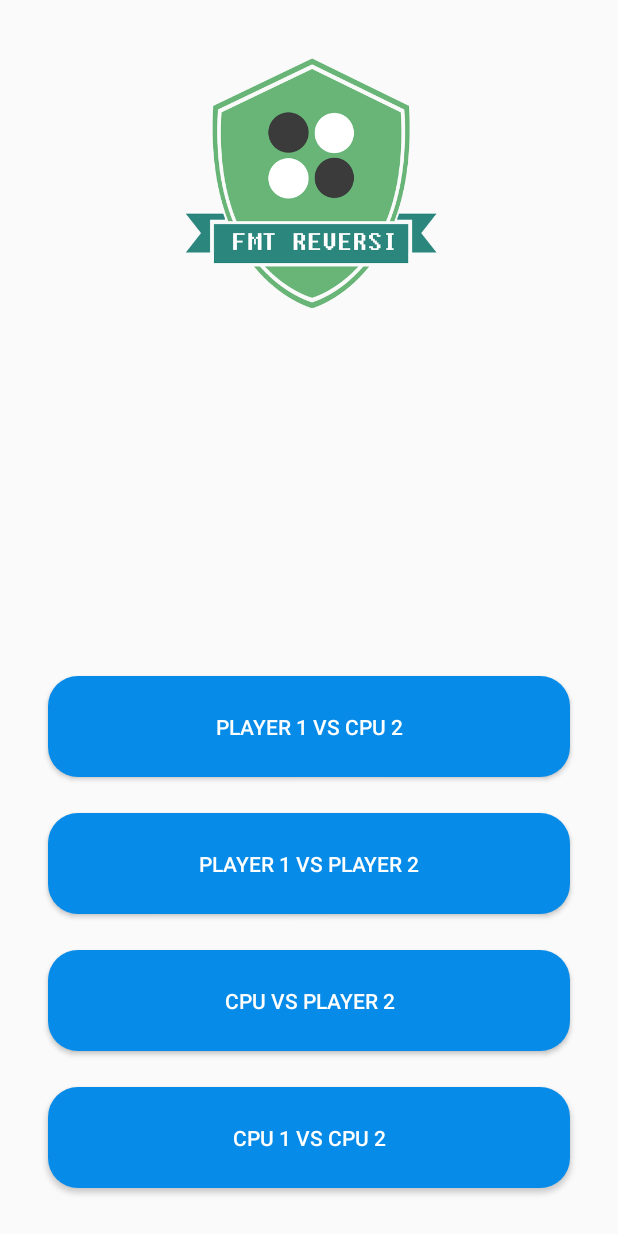
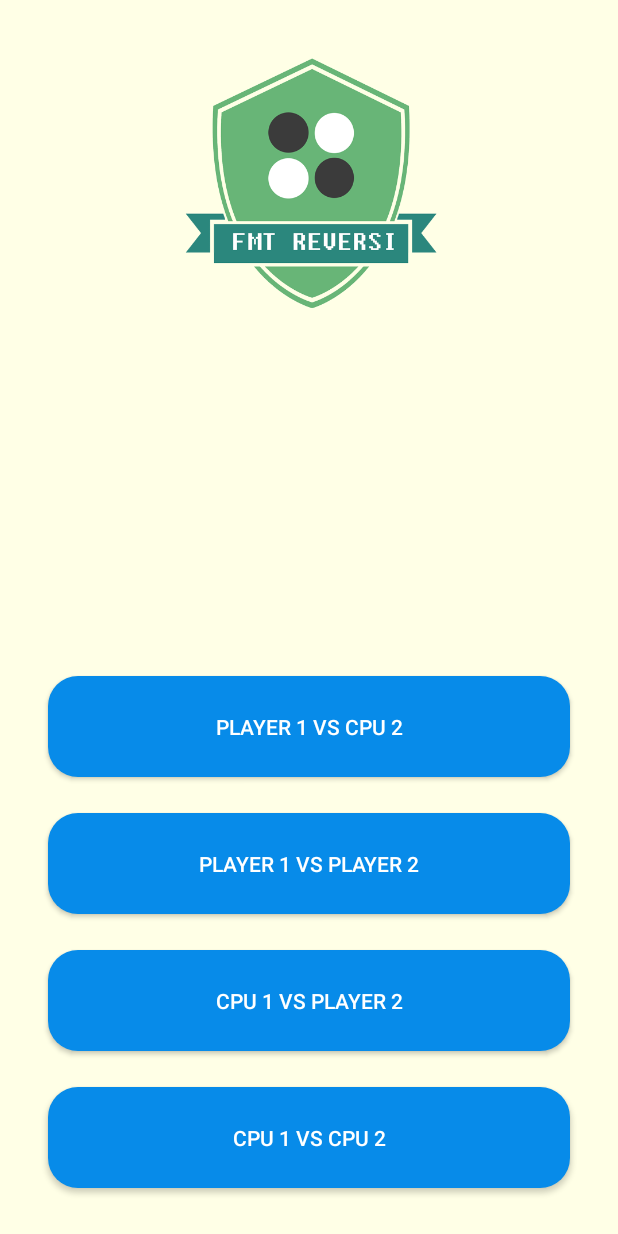
Before and after one commit to xcesco/reversi-android, an Android app: the screen it shows after launch (MainActivity), on a phone screen of 412 x 824 dp. Run offline under Robolectric (Android 15) with nearby library versions, the phone set to English and light mode, and no system bars; our stand-ins replace ButterKnife.

Commit message:
version 1.1.0

```diff
--- a/app/build.gradle
+++ b/app/build.gradle
@@ -8,8 +8,8 @@ android {
         applicationId "it.fmt.games.reversi.android"
         minSdkVersion 24
         targetSdkVersion 29
-        versionCode 108
-        versionName "1.0.8"
+        versionCode 110
+        versionName "1.1.0"
         testInstrumentationRunner "androidx.test.runner.AndroidJUnitRunner"
 
         setProperty("archivesBaseName", "$applicationId-$versionName")
--- a/app/src/main/res/layout/activity_main.xml
+++ b/app/src/main/res/layout/activity_main.xml
@@ -4,6 +4,7 @@
     xmlns:app="http://schemas.android.com/apk/res-auto"
     android:layout_width="fill_parent"
     android:layout_height="fill_parent"
+    android:background="#FFFFE6"
     >
 
 
--- a/app/src/main/res/layout/result_dialog.xml
+++ b/app/src/main/res/layout/result_dialog.xml
@@ -2,6 +2,7 @@
 <android.support.constraint.ConstraintLayout xmlns:android="http://schemas.android.com/apk/res/android"
     xmlns:app="http://schemas.android.com/apk/res-auto"
     xmlns:tools="http://schemas.android.com/tools"
+    android:background="#FFFFE6"
     android:orientation="vertical"
     android:layout_width="match_parent"
     android:layout_height="match_parent">
--- a/app/src/main/res/values/strings.xml
+++ b/app/src/main/res/values/strings.xml
@@ -21,7 +21,7 @@
     <string name="title_activity_home">HomeActivity</string>
     <string name="title_end">Game result</string>
     <string name="logo_description">logo</string>
-    <string name="cpu_vs_player2">CPU vs Player 2</string>
+    <string name="cpu_vs_player2">CPU 1 vs Player 2</string>
     <string name="player1_vs_player2">Player 1 vs Player 2</string>
     <string name="player1_vs_CPU2">Player 1 vs CPU 2</string>
     <string name="cpu_vs_cpu">CPU 1 vs CPU 2</string>
```
